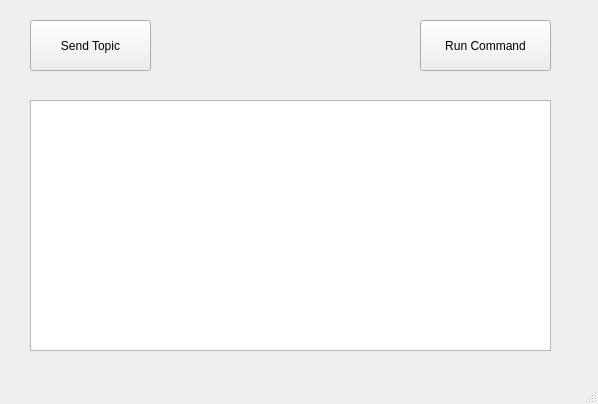
Old version of the form UI/smrr_ui/src/ui/mainwindow.ui in the repository ENTC-FYP-19-G08/ismrr.
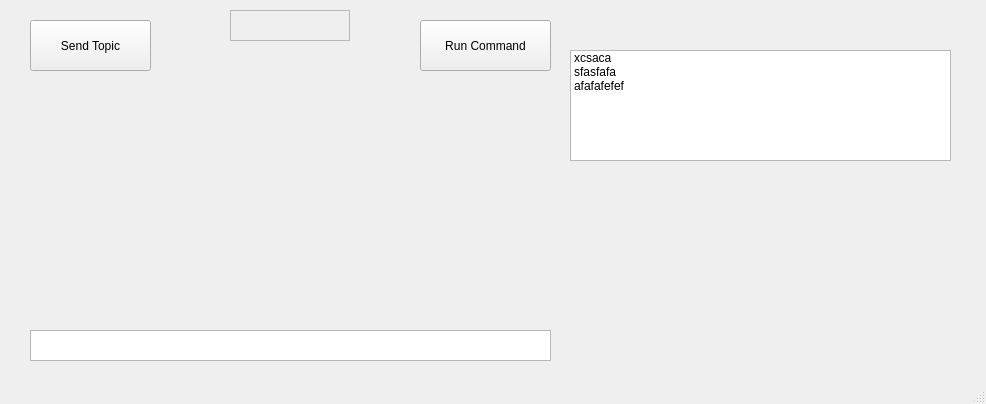
New version of the form.

Commit message: pass data to window

The edit to the form file:
```diff
--- a/UI/smrr_ui/src/ui/mainwindow.ui
+++ b/UI/smrr_ui/src/ui/mainwindow.ui
@@ -6,7 +6,7 @@
    <rect>
     <x>0</x>
     <y>0</y>
-    <width>598</width>
+    <width>986</width>
     <height>404</height>
    </rect>
   </property>
@@ -60,12 +60,83 @@
     <property name="geometry">
      <rect>
       <x>30</x>
-      <y>100</y>
+      <y>330</y>
       <width>521</width>
+      <height>31</height>
+     </rect>
+    </property>
+   </widget>
+   <widget class="QStackedWidget" name="stackedWidget">
+    <property name="geometry">
+     <rect>
+      <x>40</x>
+      <y>70</y>
+      <width>531</width>
       <height>251</height>
      </rect>
     </property>
    </widget>
+   <widget class="QFrame" name="frame">
+    <property name="geometry">
+     <rect>
+      <x>230</x>
+      <y>10</y>
+      <width>120</width>
+      <height>31</height>
+     </rect>
+    </property>
+    <property name="frameShape">
+     <enum>QFrame::StyledPanel</enum>
+    </property>
+    <property name="frameShadow">
+     <enum>QFrame::Raised</enum>
+    </property>
+   </widget>
+   <widget class="QWidget" name="widget_2" native="true">
+    <property name="geometry">
+     <rect>
+      <x>220</x>
+      <y>270</y>
+      <width>120</width>
+      <height>80</height>
+     </rect>
+    </property>
+   </widget>
+   <widget class="QWidget" name="widget" native="true">
+    <property name="geometry">
+     <rect>
+      <x>720</x>
+      <y>200</y>
+      <width>120</width>
+      <height>80</height>
+     </rect>
+    </property>
+   </widget>
+   <widget class="QListWidget" name="listWidget">
+    <property name="geometry">
+     <rect>
+      <x>570</x>
+      <y>50</y>
+      <width>381</width>
+      <height>111</height>
+     </rect>
+    </property>
+    <item>
+     <property name="text">
+      <string>xcsaca</string>
+     </property>
+    </item>
+    <item>
+     <property name="text">
+      <string>sfasfafa</string>
+     </property>
+    </item>
+    <item>
+     <property name="text">
+      <string>afafafefef</string>
+     </property>
+    </item>
+   </widget>
   </widget>
   <widget class="QMenuBar" name="menubar">
    <property name="geometry">
```
Left out of the diff: 2 changed lines with no effect on the pictures. The commit also changes 7 other files.
